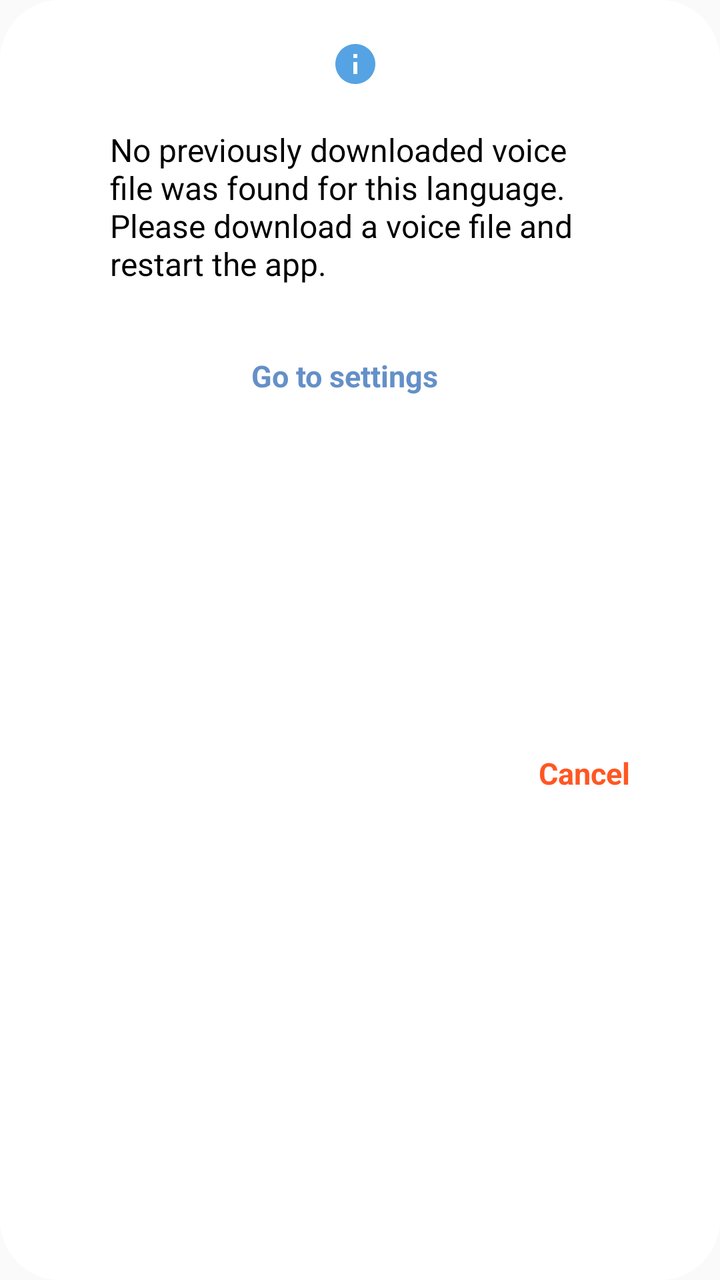
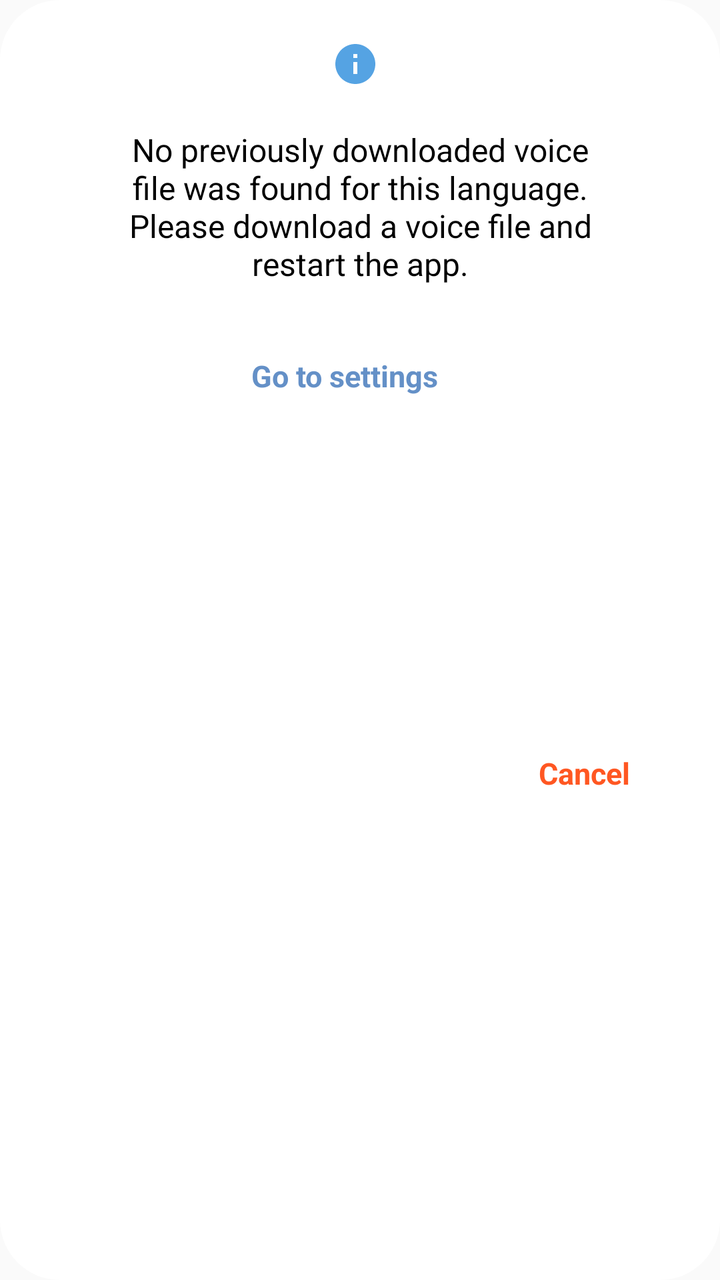

Screens rendered from an Android XML layout before and after an edit, with the pre-edit source and the edit as a unified diff.
<!-- AndroidManifest.xml: application theme Theme.MyAppCompatTheme -->
<!-- res/layout/dialog_no_voice_engine.xml -->
<?xml version="1.0" encoding="utf-8"?>
<androidx.constraintlayout.widget.ConstraintLayout
    xmlns:android="http://schemas.android.com/apk/res/android"
    android:layout_width="wrap_content"
    android:layout_height="wrap_content"
    xmlns:app="http://schemas.android.com/apk/res-auto"
    android:layout_gravity="center"
    android:paddingBottom="20dp"
    android:background="@drawable/dialog_round_back_ground">

    <ImageButton
        android:id="@+id/ib_voice_engine_info"
        android:layout_width="wrap_content"
        android:layout_height="wrap_content"
        android:src="@drawable/baseline_info_24"
        android:background="@color/cvBackground"
        android:padding="5dp"
        app:layout_constraintStart_toStartOf="parent"
        app:layout_constraintEnd_toEndOf="parent"
        app:layout_constraintTop_toTopOf="parent"
        android:layout_marginEnd="5dp"
        android:layout_marginTop="5dp"/>

    <TextView
        android:id="@+id/tv_voice_engine_info"
        android:layout_width="250dp"
        android:layout_height="wrap_content"
        android:text="@string/no_voice_engine"
        android:textColor="@color/textColorPrimary"
        android:textSize="16sp"
        android:layout_marginStart="40dp"
        android:layout_marginEnd="40dp"
        android:layout_marginTop="15dp"
        app:layout_constraintEnd_toEndOf="parent"
        app:layout_constraintStart_toStartOf="parent"
        app:layout_constraintTop_toBottomOf="@id/ib_voice_engine_info"/>

    <TextView
        android:id="@+id/tv_ok"
        android:layout_width="wrap_content"
        android:layout_height="wrap_content"
        android:text="@string/buttonSettings"
        android:background="@drawable/bg_text"
        android:gravity="center"
        android:textColor="@color/target_mavisi"
        android:textStyle="bold"
        android:textSize="15sp"
        android:padding="15dp"
        android:layout_marginTop="20dp"
        android:layout_marginEnd="20dp"
        app:layout_constraintEnd_toStartOf="@id/tv_cancel"
        app:layout_constraintTop_toBottomOf="@id/tv_voice_engine_info"
        />

    <TextView
        android:id="@+id/tv_cancel"
        android:layout_width="wrap_content"
        android:layout_height="wrap_content"
        android:text="@string/buttonCancel"
        android:background="@drawable/bg_text"
        android:gravity="center"
        android:textColor="@color/red"
        android:textStyle="bold"
        android:textSize="15sp"
        android:padding="15dp"
        android:layout_marginTop="20dp"
        android:layout_marginEnd="20dp"
        android:layout_marginBottom="10dp"
        app:layout_constraintEnd_toEndOf="parent"
        app:layout_constraintTop_toBottomOf="@id/tv_voice_engine_info"
        app:layout_constraintBottom_toBottomOf="parent"

        />

</androidx.constraintlayout.widget.ConstraintLayout>
<!-- resources referenced by this layout -->
<resources>
  <color name="cvBackground">#FFFFFF</color>
  <color name="red">#FF5722</color>
  <color name="target_mavisi">#6490C7</color>
  <color name="textColorPrimary">#000000</color>
  <!-- drawable baseline_info_24 (drawable) -->
  <vector xmlns:android="http://schemas.android.com/apk/res/android"
      android:height="24dp" android:tint="#55A3E3" android:viewportHeight="24" android:viewportWidth="24" android:width="24dp">
        
      <path android:fillColor="@android:color/white" android:pathData="M12,2C6.48,2 2,6.48 2,12s4.48,10 10,10 10,-4.48 10,-10S17.52,2 12,2zM13,17h-2v-6h2v6zM13,9h-2L11,7h2v2z"/>
      
  </vector>
  <!-- drawable bg_text (drawable) -->
  <?xml version="1.0" encoding="utf-8"?>
  <ripple xmlns:android="http://schemas.android.com/apk/res/android"
      android:color="@color/gray">
      <item>
          <shape android:shape="rectangle">
              <solid android:color="@color/cvBackground" />
              />
  
          </shape>
      </item>
  </ripple>
  <!-- drawable dialog_round_back_ground (drawable) -->
  <?xml version="1.0" encoding="utf-8"?>
  <shape xmlns:android="http://schemas.android.com/apk/res/android">
      <solid
          android:color="@color/cvBackground"/>
      <corners
          android:radius="30dp" />
      <padding
          android:left="10dp"
          android:top="10dp"
          android:right="10dp"
          android:bottom="10dp" />
  </shape>
  <string name="buttonCancel">Cancel</string>
  <string name="buttonSettings">Go to settings</string>
  <string name="no_voice_engine">No previously downloaded voice file was found for this language. Please download a voice file and restart the app.</string>
  <style name="Theme.MyAppCompatTheme" parent="Theme.AppCompat.Light.NoActionBar">
          <item name="colorPrimary">@color/white</item>
          <item name="colorPrimaryDark">@color/white</item>
          <item name="colorAccent">@color/teal_700</item>
          <item name="android:windowLightStatusBar">true</item>
          <item name="colorControlHighlight">@color/ripple_color</item>
          <item name="searchViewStyle">@style/Widget.AppCompat.SearchView</item>
      </style>
  <color name="gray">#646464</color>
  <color name="white">#FFFFFFFF</color>
  <color name="teal_700">#FF018786</color>
  <color name="ripple_color">#DCDCDC</color>
</resources>

<!-- the commit's change to res/layout/dialog_no_voice_engine.xml (unified diff, before → after) -->
@@ -28,6 +28,7 @@
         android:text="@string/no_voice_engine"
         android:textColor="@color/textColorPrimary"
         android:textSize="16sp"
+        android:gravity="center"
         android:layout_marginStart="40dp"
         android:layout_marginEnd="40dp"
         android:layout_marginTop="15dp"
